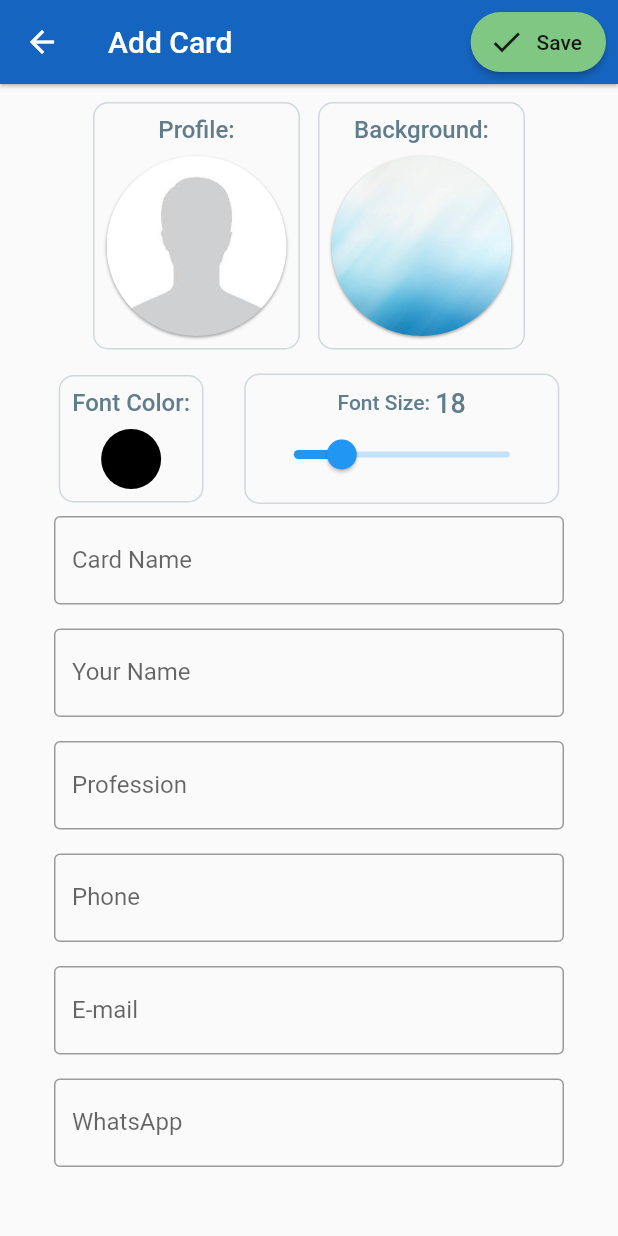
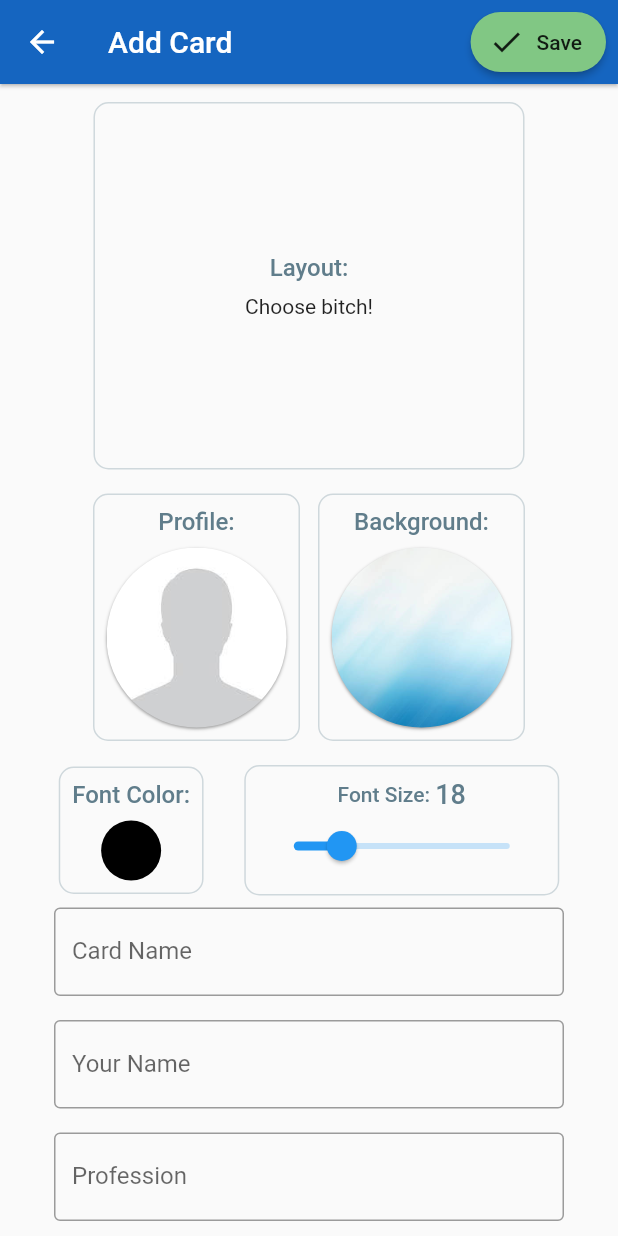
Before and after one commit to rodrigobastosv/heremycard, a Flutter app: the AddCardScreen screen opened directly, on a phone screen of 412 x 824 dp. Run offline on Flutter 3.47's test engine with Material 2 defaults, Android fonts, the light colour scheme and no system bars; our stand-ins replace dotted_border, flutter_colorpicker, fluttertoast, image_picker, material_design_icons_flutter, sqflite; missing offline and left inert: esys_flutter_share; accounts and stored records are empty.

Commit message:
Begining the work

```diff
--- /dev/null
+++ b/lib/enum/layout.dart
@@ -0,0 +1,6 @@
+enum Layout {
+  basicWithProfile,
+  basicWithProfileAndBrand,
+  profileEmphasys,
+  brandEmphasys
+}
--- a/lib/screen/add_screen/add_card_screen.dart
+++ b/lib/screen/add_screen/add_card_screen.dart
@@ -6,10 +6,13 @@ import 'package:heremycard/model/card_model.dart';
 import 'package:heremycard/service/card_service.dart';
 import 'package:heremycard/utils/mc_ui_utils.dart';
 import 'package:image_picker/image_picker.dart';
+import 'package:provider/provider.dart';
 
 import 'card_image_picker.dart';
 import 'form_setters_mixin.dart';
 import 'form_validators_mixin.dart';
+import 'layout_picked.dart';
+import 'layout_picker.dart';
 
 class AddCardScreen extends StatefulWidget
     with FormSettersMixin, FormValidatorsMixin {
@@ -57,7 +60,10 @@ class _AddCardScreenState extends State<AddCardScreen> {
 
   @override
   Widget build(BuildContext context) {
-    return Scaffold(
+    return ChangeNotifierProvider<LayoutPicked>(
+      builder: (context) => LayoutPicked(),
+      child: Builder(
+        builder: (context) => Scaffold(
           appBar: AppBar(
             elevation: 1.0,
             title: isEdit ? Text('Edit Card') : Text('Add Card'),
@@ -71,7 +77,7 @@ class _AddCardScreenState extends State<AddCardScreen> {
                   shape: RoundedRectangleBorder(
                     borderRadius: BorderRadius.circular(20.0),
                   ),
-              onPressed: _saveCard,
+                  onPressed: () => _saveCard(context),
                 ),
               ),
             ],
@@ -83,6 +89,32 @@ class _AddCardScreenState extends State<AddCardScreen> {
                 padding: const EdgeInsets.all(12.0),
                 child: Column(
                   children: <Widget>[
+                    Container(
+                      padding: const EdgeInsets.all(100.0),
+                      decoration: BoxDecoration(
+                        border: Border.all(color: Colors.blueGrey[100]),
+                        borderRadius: BorderRadius.circular(10.0),
+                      ),
+                      child: Column(
+                        children: <Widget>[
+                          Padding(
+                            padding: const EdgeInsets.only(bottom: 8.0),
+                            child: Text(
+                              'Layout:',
+                              style: TextStyle(
+                                color: Colors.blueGrey,
+                                fontSize: 16.0,
+                                fontWeight: FontWeight.w500,
+                              ),
+                            ),
+                          ),
+                          LayoutPicker(),
+                        ],
+                      ),
+                    ),
+                    SizedBox(
+                      height: 16.0,
+                    ),
                     _buildImagesPicker(),
                     SizedBox(
                       height: 16.0,
@@ -99,8 +131,7 @@ class _AddCardScreenState extends State<AddCardScreen> {
                         label: 'Card Name',
                         setter: widget.labelSetter,
                         validator: widget.labelValidator,
-                  nextFocusNode: nameFN
-                ),
+                        nextFocusNode: nameFN),
                     TextFormfieldWithPadding(
                       initialValue: cardModel.name,
                       label: 'Your Name',
@@ -140,9 +171,11 @@ class _AddCardScreenState extends State<AddCardScreen> {
                       inputType: TextInputType.phone,
                       focusNode: whatsappFN,
                       textInputAction: TextInputAction.done,
-                  onFieldSubmitted: _saveCard,
+                      onFieldSubmitted: () => _saveCard(context),
                     ),
                   ],
+                ),
+              ),
             ),
           ),
         ),
@@ -232,6 +265,8 @@ class _AddCardScreenState extends State<AddCardScreen> {
   Widget _buildImagesPicker() {
     return Wrap(
       spacing: 12.0,
+      runSpacing: 12.0,
+      alignment: WrapAlignment.center,
       children: <Widget>[
         Container(
           padding: const EdgeInsets.all(8.0),
@@ -313,7 +348,9 @@ class _AddCardScreenState extends State<AddCardScreen> {
     }
   }
 
-  void _saveCard() async {
+  void _saveCard(BuildContext context) async {
+    final provider = Provider.of<LayoutPicked>(context);
+    print(provider.getLayout());
     FormState formState = form.currentState;
     if (formState.validate()) {
       formState.save();
--- /dev/null
+++ b/lib/screen/add_screen/layout_picked.dart
@@ -0,0 +1,15 @@
+import 'package:flutter/material.dart';
+import 'package:heremycard/enum/layout.dart';
+
+class LayoutPicked with ChangeNotifier {
+  Layout _layout;
+
+  void setLayout(Layout l) {
+    _layout = l;
+    notifyListeners();
+  }
+
+  Layout getLayout() {
+    return _layout;
+  }
+}
--- /dev/null
+++ b/lib/screen/add_screen/layout_picker.dart
@@ -0,0 +1,86 @@
+import 'package:flutter/material.dart';
+import 'package:heremycard/components/layout/basic_with_profile_and_brand_layout.dart';
+import 'package:heremycard/components/layout/basic_with_profile_layout.dart';
+import 'package:heremycard/components/layout/brand_emphasys_layout.dart';
+import 'package:heremycard/components/layout/profile_emphasys_layout.dart';
+import 'package:heremycard/enum/layout.dart';
+import 'package:heremycard/utils/mc_ui_utils.dart';
+import 'package:provider/provider.dart';
+
+import 'layout_picked.dart';
+
+class LayoutPicker extends StatefulWidget {
+  @override
+  _LayoutPickerState createState() => _LayoutPickerState();
+}
+
+class _LayoutPickerState extends State<LayoutPicker> {
+  @override
+  Widget build(BuildContext context) {
+
+    return GestureDetector(
+      onTap: () {
+        MCUiUtils.showSimpleDialog(
+          title: Text('Pick your layout:'),
+          context: context,
+          children: <Widget>[
+            GestureDetector(
+            onTap: () =>_pickLayoutAndNavigateBack(context, Layout.basicWithProfile),
+              child: BasicWithProfileLayout(),
+            ),
+            GestureDetector(
+              onTap: () =>_pickLayoutAndNavigateBack(context, Layout.basicWithProfileAndBrand),
+              child: BasicWithProfileAndBrandLayout(),
+            ),
+            GestureDetector(
+              onTap: () =>_pickLayoutAndNavigateBack(context, Layout.profileEmphasys),
+              child: ProfileEmphasysLayout(),
+            ),
+            GestureDetector(
+              onTap: () =>_pickLayoutAndNavigateBack(context, Layout.brandEmphasys),
+              child: BrandEmphasysLayout(),
+            ),
+          ],
+        );
+      },
+      child: Consumer<LayoutPicked>(
+        builder: (context, layoutPicked, child) {
+          switch(layoutPicked.getLayout()) {
+            case Layout.basicWithProfile:
+              return Container(
+                width: 300.0,
+                height: 150.0,
+                child: BasicWithProfileLayout(),
+              );
+            case Layout.basicWithProfileAndBrand:
+              return Container(
+                width: 300.0,
+                height: 150.0,
+                child: BasicWithProfileAndBrandLayout(),
+              );
+            case Layout.profileEmphasys:
+              return Container(
+                width: 300.0,
+                height: 150.0,
+                child: ProfileEmphasysLayout(),
+              );
+            case Layout.brandEmphasys:
+              return Container(
+                width: 300.0,
+                height: 150.0,
+                child: BrandEmphasysLayout(),
+              );
+            default:
+              return Text('Choose bitch!');
+          }
+        },
+      ),
+    );
+  }
+
+  void _pickLayoutAndNavigateBack(BuildContext context, Layout layout) {
+    final provider = Provider.of<LayoutPicked>(context);
+    provider.setLayout(layout);
+    Navigator.of(context).pop();
+  }
+}
--- a/lib/utils/mc_ui_utils.dart
+++ b/lib/utils/mc_ui_utils.dart
@@ -31,15 +31,16 @@ class MCUiUtils {
       );
   }
 
-  static void showSimpleDialog(
+  static Future<dynamic> showSimpleDialog(
       {BuildContext context, Widget title, List<Widget> children}) {
-    showDialog(
+    dynamic response = showDialog(
       context: context,
       builder: (context) => SimpleDialog(
         title: title,
         children: children,
       ),
     );
+    return response;
   }
 
   static void showColorPicker(
--- a/pubspec.yaml
+++ b/pubspec.yaml
@@ -32,6 +32,7 @@ dependencies:
   fluttertoast: ^3.1.3
   dotted_border: ^1.0.2
   flutter_colorpicker: ^0.2.6
+  provider: ^3.1.0
 
 dev_dependencies:
   flutter_test:
```
Also changed, not shown: lib/components/layout/basic_with_profile_and_brand_layout.dart (added, +109 -0 lines), lib/components/layout/basic_with_profile_layout.dart (added, +95 -0 lines), lib/components/layout/brand_emphasys_layout.dart (added, +113 -0 lines), lib/components/layout/profile_emphasys_layout.dart (added, +113 -0 lines), pubspec.lock. Lines whose indentation alone changed are shown as unchanged.
